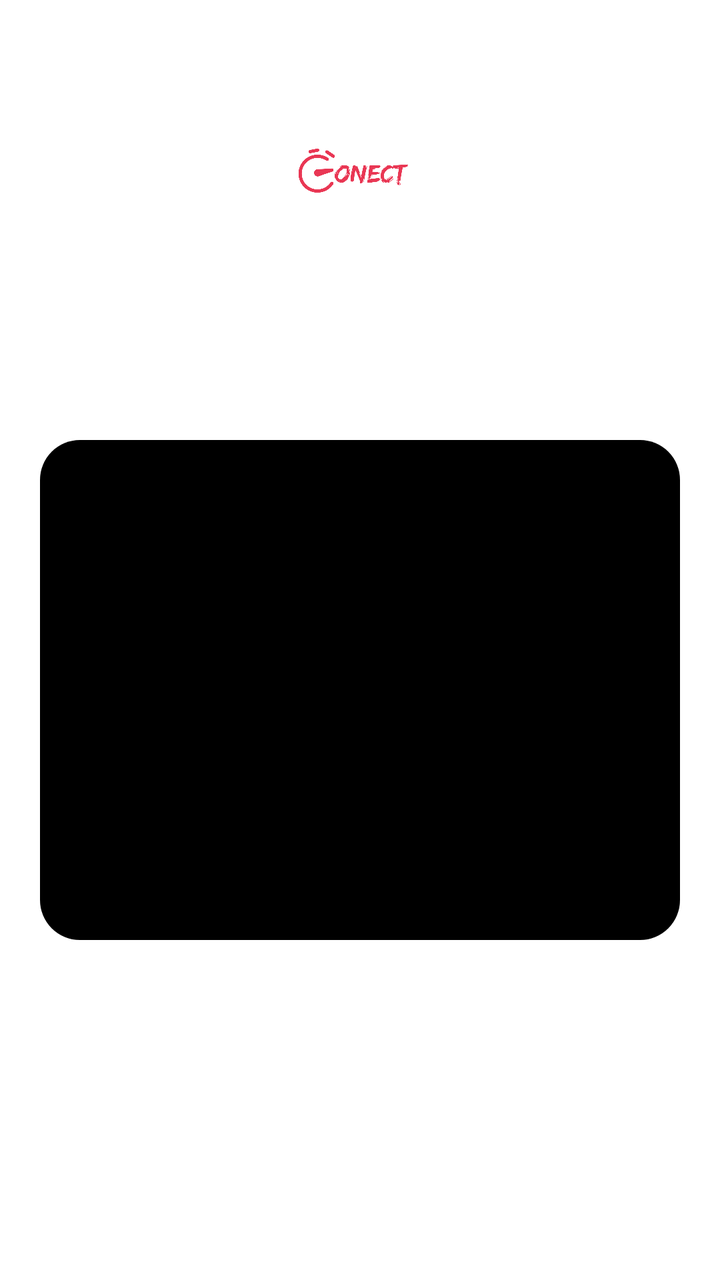
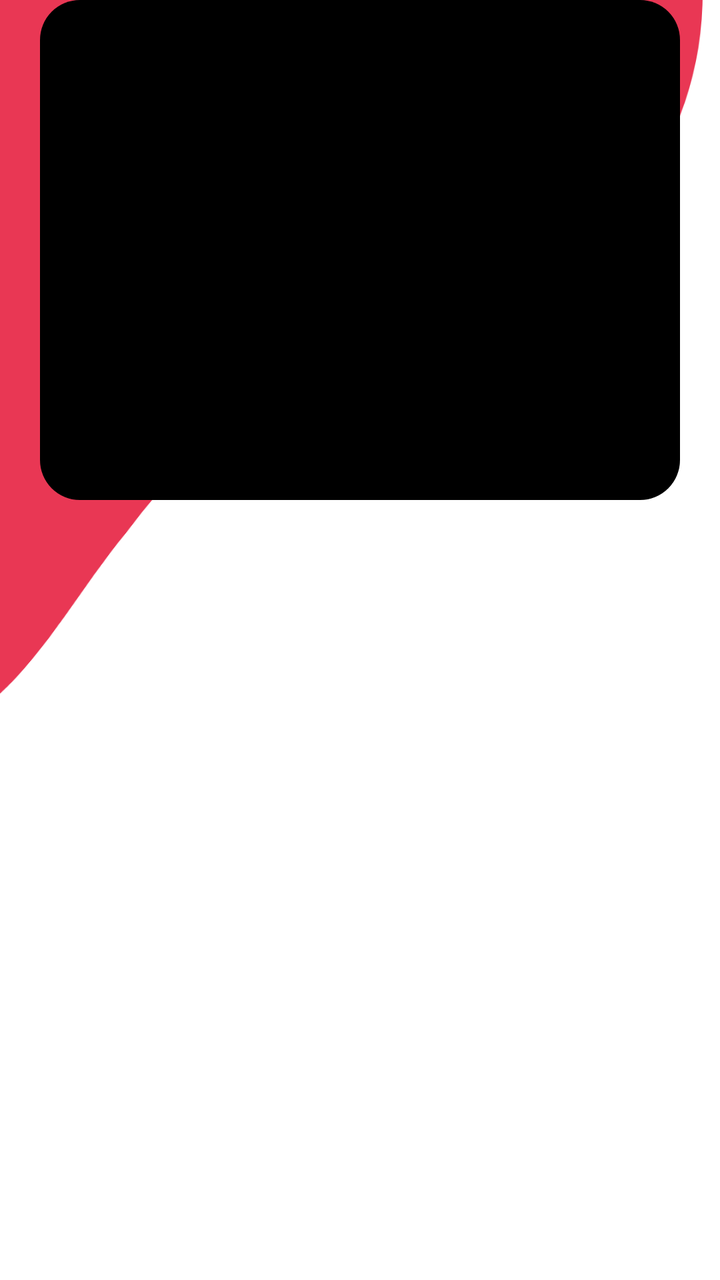

Compare the two renders of this Android layout. The source of the first and the diff that turns it into the second are given below.
<!-- AndroidManifest.xml: application theme Theme.AplicativoConect -->
<!-- res/layout/activity_form_cadastro.xml -->
<?xml version="1.0" encoding="utf-8"?>
<androidx.constraintlayout.widget.ConstraintLayout
    xmlns:android="http://schemas.android.com/apk/res/android"
    xmlns:tools="http://schemas.android.com/tools"
    android:layout_width="match_parent"
    android:layout_height="match_parent"
    xmlns:app="http://schemas.android.com/apk/res-auto"
    android:orientation="vertical"
    tools:context=".view.formCadastro.FormCadastro">

    <ImageView
        android:id="@+id/logo_conect"
        android:layout_width="200dp"
        android:layout_height="200dp"
        android:src="@drawable/logo_conect"
        app:layout_constraintEnd_toEndOf="parent"
        app:layout_constraintStart_toStartOf="parent"
        app:layout_constraintTop_toTopOf="parent" />

    <View
        style="@style/ContainerComponents"
        app:layout_constraintStart_toStartOf="parent"
        app:layout_constraintEnd_toEndOf="parent"
        app:layout_constraintTop_toBottomOf="@id/logo_conect"
        />





</androidx.constraintlayout.widget.ConstraintLayout>
<!-- resources referenced by this layout -->
<resources>
  <!-- drawable logo_conect: png bitmap (drawable, 67809 bytes) -->
  <style name="ContainerComponents">
          <item name="android:layout_width">match_parent</item>
          <item name="android:layout_height">250dp</item>
          <item name="android:background">@drawable/container_components</item>
          <item name="android:layout_margin">20dp</item>
      </style>
  <style name="Theme.AplicativoConect" parent="Theme.MaterialComponents.DayNight.DarkActionBar">
          
          <item name="colorPrimary">@color/purple_500</item>
          <item name="colorPrimaryVariant">@color/purple_700</item>
          <item name="colorOnPrimary">@color/white</item>
          
          <item name="colorSecondary">@color/teal_200</item>
          <item name="colorSecondaryVariant">@color/teal_700</item>
          <item name="colorOnSecondary">@color/black</item>
          
          <item name="android:statusBarColor">?attr/colorPrimaryVariant</item>
          
      </style>
  <!-- drawable container_components (drawable) -->
  <?xml version="1.0" encoding="utf-8"?>
  <shape xmlns:android="http://schemas.android.com/apk/res/android">
  
      <solid android:color="@color/black"/>
          <corners android:radius="20dp"/>
  </shape>
  <color name="purple_500">#FF6200EE</color>
  <color name="purple_700">#FF3700B3</color>
  <color name="white">#FFFFFFFF</color>
  <color name="teal_200">#FF03DAC5</color>
  <color name="teal_700">#FF018786</color>
  <color name="black">#FF000000</color>
</resources>

<!-- the commit's change to res/layout/activity_form_cadastro.xml (unified diff, before → after) -->
@@ -1,31 +1,18 @@
 <?xml version="1.0" encoding="utf-8"?>
-<androidx.constraintlayout.widget.ConstraintLayout
-    xmlns:android="http://schemas.android.com/apk/res/android"
+<androidx.constraintlayout.widget.ConstraintLayout xmlns:android="http://schemas.android.com/apk/res/android"
+    xmlns:app="http://schemas.android.com/apk/res-auto"
     xmlns:tools="http://schemas.android.com/tools"
     android:layout_width="match_parent"
     android:layout_height="match_parent"
-    xmlns:app="http://schemas.android.com/apk/res-auto"
+    android:background="@drawable/fundo_borda"
     android:orientation="vertical"
     tools:context=".view.formCadastro.FormCadastro">
 
-    <ImageView
-        android:id="@+id/logo_conect"
-        android:layout_width="200dp"
-        android:layout_height="200dp"
-        android:src="@drawable/logo_conect"
+    <View
+        style="@style/ContainerComponents"
         app:layout_constraintEnd_toEndOf="parent"
         app:layout_constraintStart_toStartOf="parent"
-        app:layout_constraintTop_toTopOf="parent" />
-
-    <View
-        style="@style/ContainerComponents"
-        app:layout_constraintStart_toStartOf="parent"
-        app:layout_constraintEnd_toEndOf="parent"
-        app:layout_constraintTop_toBottomOf="@id/logo_conect"
-        />
-
-
-
+        tools:layout_editor_absoluteY="220dp" />
 
 
 </androidx.constraintlayout.widget.ConstraintLayout>
<!-- resource entries referenced after the edit -->
@@ -1,6 +1,6 @@
 <!-- resources referenced by this layout -->
 <resources>
-  <!-- drawable logo_conect: png bitmap (drawable, 67809 bytes) -->
+  <!-- drawable fundo_borda: png bitmap (drawable, 57065 bytes) -->
   <style name="ContainerComponents">
           <item name="android:layout_width">match_parent</item>
           <item name="android:layout_height">250dp</item>
